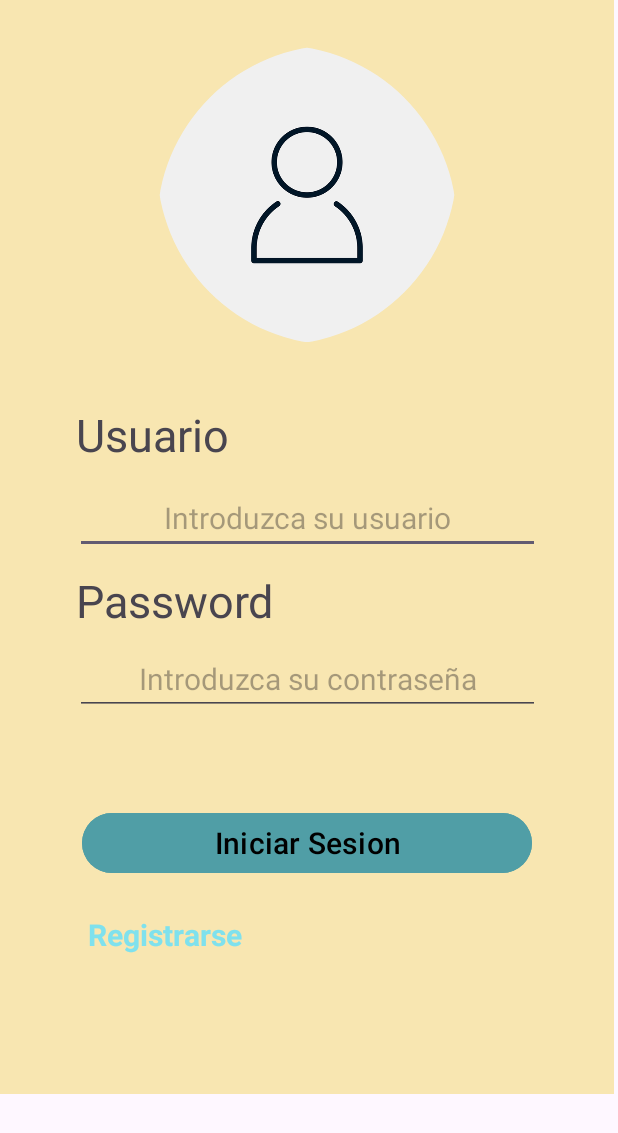
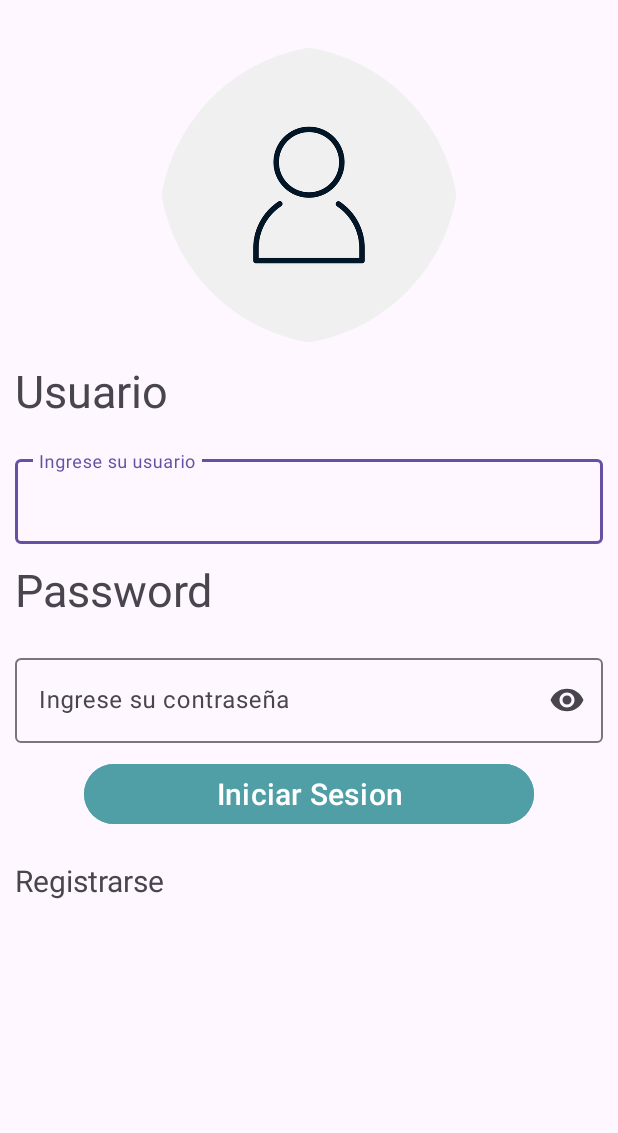
Before and after one commit to JuniorDLR/-Proyecto-Moviles-ServiceLog, an Android app: the screen it shows after launch (MainActivity), on a phone screen of 412 x 824 dp. Shown: the top 1133 px of the screen. Run offline under Robolectric (Android 15) with nearby library versions, the phone set to English and light mode, and no system bars.

Commit message:
activity_main.xml ha sido mejorado, los colores retirados, ya que estos van en el theme.xml

```diff
--- a/app/build.gradle
+++ b/app/build.gradle
@@ -1,6 +1,7 @@
 plugins {
     id 'com.android.application'
     id 'org.jetbrains.kotlin.android'
+    id 'kotlin-kapt'
 }
 
 android {
@@ -24,24 +25,44 @@ android {
         }
     }
     compileOptions {
-        sourceCompatibility JavaVersion.VERSION_1_8
-        targetCompatibility JavaVersion.VERSION_1_8
+        sourceCompatibility JavaVersion.VERSION_17
+        targetCompatibility JavaVersion.VERSION_17
     }
     kotlinOptions {
-        jvmTarget = '1.8'
+        jvmTarget = '17'
     }
 }
 
 dependencies {
 
-    implementation 'androidx.core:core-ktx:1.8.0'
+    implementation 'androidx.core:core-ktx:1.10.0'
     implementation 'androidx.appcompat:appcompat:1.6.1'
-    implementation 'com.google.android.material:material:1.5.0'
+    implementation 'com.google.android.material:material:1.8.0'
     implementation 'androidx.constraintlayout:constraintlayout:2.1.4'
+    //viewModel
+    implementation 'androidx.lifecycle:lifecycle-viewmodel-ktx:2.6.1'
+    //liveData
+    implementation 'androidx.lifecycle:lifecycle-livedata-ktx:2.6.1'
+    //Activity
+    implementation 'androidx.activity:activity-ktx:1.7.1'
+    //Fragment y cartas
+    implementation 'androidx.fragment:fragment-ktx:1.5.7'
+    implementation 'androidx.cardview:cardview:1.0.0'
+    //dagger hilt
+    implementation "com.google.dagger:hilt-android:2.44"
+    kapt "com.google.dagger:hilt-compiler:2.44"
+    //room
+    implementation "androidx.room:room-runtime:2.5.1"
+    implementation "androidx.room:room-ktx:2.5.1"
+    kapt "androidx.room:room-compiler:2.5.1"
+    androidTestImplementation "androidx.room:room-testing:2.5.1"
+    //navegacion
+    implementation 'androidx.navigation:navigation-fragment-ktx:2.5.3'
+    implementation 'androidx.navigation:navigation-ui-ktx:2.5.3'
     testImplementation 'junit:junit:4.13.2'
     androidTestImplementation 'androidx.test.ext:junit:1.1.5'
     androidTestImplementation 'androidx.test.espresso:espresso-core:3.5.1'
-    implementation "androidx.fragment:fragment-ktx:1.5.4"
+    implementation "androidx.fragment:fragment-ktx:1.5.7"
     implementation 'androidx.navigation:navigation-ui-ktx:2.5.3'
     implementation 'androidx.navigation:navigation-fragment-ktx:2.5.3'
 }
--- a/app/src/main/res/layout/activity_main.xml
+++ b/app/src/main/res/layout/activity_main.xml
@@ -10,8 +10,8 @@
     <androidx.fragment.app.FragmentContainerView
         android:id="@+id/fragmentContainerView"
         android:name="androidx.navigation.fragment.NavHostFragment"
-        android:layout_width="409dp"
-        android:layout_height="729dp"
+        android:layout_width="match_parent"
+        android:layout_height="match_parent"
         app:defaultNavHost="true"
         app:navGraph="@navigation/nav_grahp"
         tools:layout_editor_absoluteX="1dp"
--- a/app/src/main/res/layout/fragment_login.xml
+++ b/app/src/main/res/layout/fragment_login.xml
@@ -1,12 +1,15 @@
 <?xml version="1.0" encoding="utf-8"?>
-<androidx.constraintlayout.widget.ConstraintLayout xmlns:android="http://schemas.android.com/apk/res/android"
+<FrameLayout xmlns:android="http://schemas.android.com/apk/res/android"
     xmlns:app="http://schemas.android.com/apk/res-auto"
     xmlns:tools="http://schemas.android.com/tools"
     android:layout_width="match_parent"
     android:layout_height="match_parent"
-    android:background="@color/fondo"
     tools:context=".FragmentLogin">
 
+    <LinearLayout
+        android:layout_width="match_parent"
+        android:layout_height="match_parent"
+        android:orientation="vertical">
 
         <com.google.android.material.imageview.ShapeableImageView
             android:id="@+id/logo"
@@ -14,38 +17,41 @@
             android:layout_height="200dp"
             android:layout_marginTop="30dp"
             android:scaleType="centerCrop"
-        app:layout_constraintEnd_toEndOf="parent"
-        app:layout_constraintStart_toStartOf="parent"
-        app:layout_constraintTop_toTopOf="parent"
-        app:shapeAppearanceOverlay="@style/CircularImageView"
-        app:srcCompat="@drawable/logo" />
+            android:layout_gravity="center"
+            app:shapeAppearance="@style/CircularImageView"
+            app:srcCompat="@drawable/logo"/>
 
         <TextView
             android:id="@+id/tvUsuario"
             android:layout_width="wrap_content"
             android:layout_height="wrap_content"
             android:layout_marginEnd="210dp"
+            android:layout_margin="10dp"
             android:text="Usuario"
-        android:textSize="30sp"
-        app:layout_constraintBottom_toBottomOf="parent"
+            android:textSize="30sp"/>
+
+        <com.google.android.material.textfield.TextInputLayout
+            android:id="@+id/ilUser"
+            android:layout_width="match_parent"
+            android:layout_height="wrap_content"
+            android:layout_marginLeft="10dp"
+            android:layout_marginTop="10dp"
+            android:layout_marginRight="10dp"
+            app:layout_constraintBottom_toTopOf="@+id/ilPass"
             app:layout_constraintEnd_toEndOf="parent"
-        app:layout_constraintHorizontal_bias="0.52"
+            app:layout_constraintHorizontal_bias="0.526"
             app:layout_constraintStart_toStartOf="parent"
-        app:layout_constraintTop_toBottomOf="@id/logo"
-        app:layout_constraintVertical_bias="0.086" />
+            app:layout_constraintTop_toTopOf="@+id/tvUsuario"
+            app:layout_constraintVertical_bias="0.381">
 
-    <EditText
-        android:id="@+id/etUsuario"
-        android:layout_width="310dp"
+            <com.google.android.material.textfield.TextInputEditText
+                android:id="@+id/txtUser"
+                android:layout_width="match_parent"
                 android:layout_height="wrap_content"
-        android:hint="Introduzca su usuario"
-        android:textAlignment="center"
-        android:textSize="20sp"
-        app:layout_constraintBottom_toBottomOf="parent"
-        app:layout_constraintEnd_toEndOf="parent"
-        app:layout_constraintStart_toStartOf="parent"
-        app:layout_constraintTop_toBottomOf="@id/tvUsuario"
-        app:layout_constraintVertical_bias="0.03" />
+                android:hint="Ingrese su usuario"
+                android:inputType="text" />
+        </com.google.android.material.textfield.TextInputLayout>
+
 
         <TextView
             android:id="@+id/tvPasword"
@@ -54,55 +60,42 @@
             android:layout_marginEnd="150dp"
             android:text="Password"
             android:textSize="30sp"
-        app:layout_constraintBottom_toBottomOf="parent"
-        app:layout_constraintEnd_toEndOf="parent"
-        app:layout_constraintHorizontal_bias="0.398"
-        app:layout_constraintStart_toStartOf="parent"
-        app:layout_constraintTop_toBottomOf="@id/etUsuario"
-        app:layout_constraintVertical_bias="0.034" />
+            android:layout_margin="10dp"/>
 
-    <EditText
-        android:id="@+id/etPasword"
-        android:layout_width="310dp"
+        <com.google.android.material.textfield.TextInputLayout
+            android:id="@+id/ilPass"
+            android:layout_width="match_parent"
             android:layout_height="wrap_content"
-        android:hint="Introduzca su contraseña"
-        android:textAlignment="center"
-        android:textSize="20sp"
-        android:inputType=""
-        app:layout_constraintBottom_toBottomOf="parent"
-        app:layout_constraintEnd_toEndOf="parent"
-        app:layout_constraintStart_toStartOf="parent"
-        app:layout_constraintTop_toBottomOf="@id/tvPasword"
-        app:layout_constraintVertical_bias="0.03" />
+            android:layout_marginLeft="10dp"
+            android:layout_marginTop="10dp"
+            android:layout_marginRight="10dp"
+            app:endIconMode="password_toggle">
+
+
+            <com.google.android.material.textfield.TextInputEditText
+                android:id="@+id/txtPassword"
+                android:layout_width="match_parent"
+                android:layout_height="wrap_content"
+                android:hint="Ingrese su contraseña"
+                android:inputType="textPassword" />
+        </com.google.android.material.textfield.TextInputLayout>
 
         <Button
             android:id="@+id/btnIniciar"
             android:layout_width="300dp"
             android:layout_height="wrap_content"
             android:backgroundTint="@color/boton"
+            android:layout_margin="10dp"
             android:text="Iniciar Sesion"
-        android:textColor="@color/black"
             android:textSize="20sp"
-        app:layout_constraintBottom_toBottomOf="parent"
-        app:layout_constraintEnd_toEndOf="parent"
-        app:layout_constraintStart_toStartOf="parent"
-        app:layout_constraintTop_toBottomOf="@id/etPasword"
-        app:layout_constraintVertical_bias="0.30" />
+            android:layout_gravity="center"/>
 
         <TextView
             android:layout_width="wrap_content"
             android:layout_height="wrap_content"
-        app:layout_constraintBottom_toBottomOf="parent"
-        app:layout_constraintEnd_toEndOf="parent"
-        app:layout_constraintStart_toStartOf="parent"
+            android:layout_margin="10dp"
             android:text="Registrarse"
-        android:textSize="20sp"
-        app:layout_constraintTop_toBottomOf="@id/btnIniciar"
-        app:layout_constraintVertical_bias="0.2"
-        android:layout_marginEnd="190dp"
-        android:textColor="@color/registrase"
-        android:textStyle="bold"/>
+            android:textSize="20sp" />
 
-
-
-</androidx.constraintlayout.widget.ConstraintLayout>
+    </LinearLayout>
+</FrameLayout>
```
Lines whose indentation alone changed are shown as unchanged.
